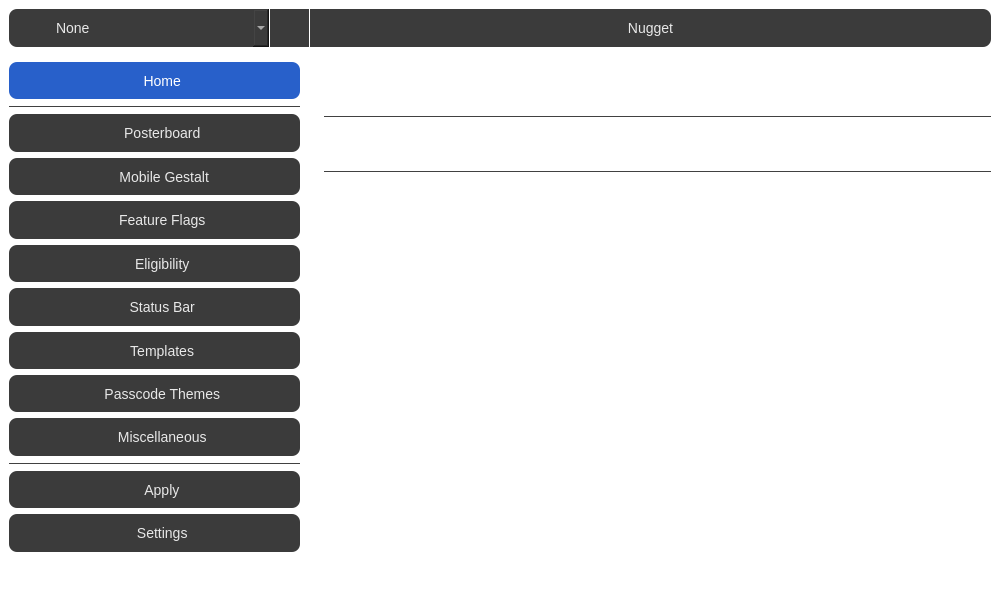
This is qt/mainwindow.ui in leminlimez/Nugget as Qt 5 draws it before an edit. The edited form follows.
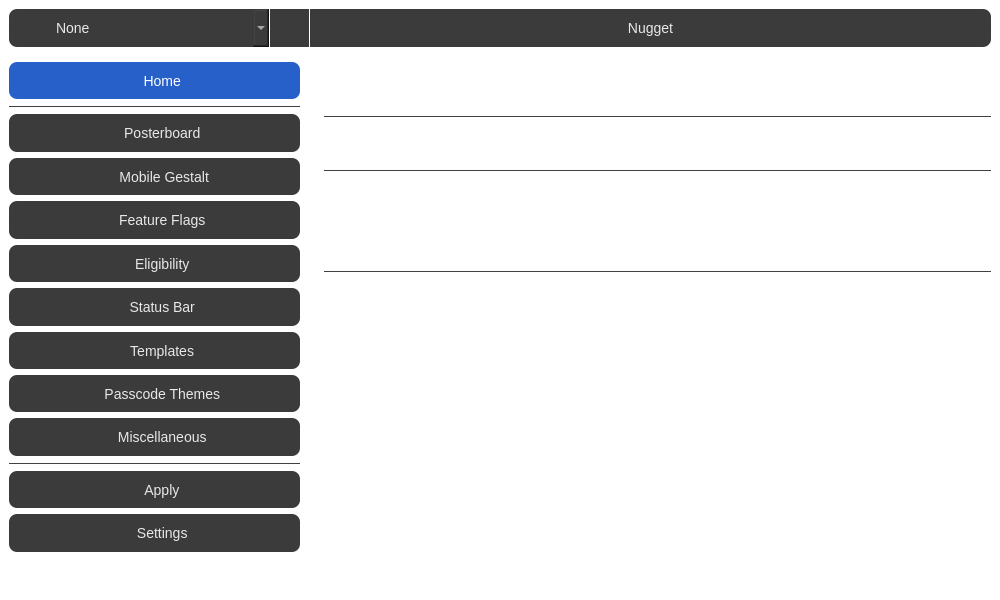
This is the edited form. The open tabs and pages were chosen to show the change. Icons and pictures are not drawn.

Commit message: create ff/elig folders for BookRestore

```diff
--- a/qt/mainwindow.ui
+++ b/qt/mainwindow.ui
@@ -2549,6 +2549,67 @@
                  <property name="bottomMargin">
                   <number>0</number>
                  </property>
+                 <item>
+                  <widget class="QWidget" name="createFFFolderContent" native="true">
+                   <layout class="QVBoxLayout" name="verticalLayout_72">
+                    <property name="leftMargin">
+                     <number>0</number>
+                    </property>
+                    <property name="topMargin">
+                     <number>0</number>
+                    </property>
+                    <property name="rightMargin">
+                     <number>0</number>
+                    </property>
+                    <property name="bottomMargin">
+                     <number>0</number>
+                    </property>
+                    <item>
+                     <widget class="QCheckBox" name="createFFFolderChk">
+                      <property name="text">
+                       <string>Create Feature Flags Folder</string>
+                      </property>
+                     </widget>
+                    </item>
+                    <item>
+                     <widget class="QLabel" name="label_64">
+                      <property name="text">
+                       <string>^ Enable this if Feature Flag/Eligibility tweaks do not apply</string>
+                      </property>
+                     </widget>
+                    </item>
+                    <item>
+                     <widget class="Line" name="line_15">
+                      <property name="styleSheet">
+                       <string notr="true">QFrame {
+	color: #414141;
+}</string>
+                      </property>
+                      <property name="frameShadow">
+                       <enum>QFrame::Plain</enum>
+                      </property>
+                      <property name="orientation">
+                       <enum>Qt::Horizontal</enum>
+                      </property>
+                     </widget>
+                    </item>
+                   </layout>
+                  </widget>
+                 </item>
+                 <item>
+                  <widget class="QCheckBox" name="solariumFFChk">
+                   <property name="text">
+                    <string>Disable Solarium (Liquid Glass) (Feature Flag Method)</string>
+                   </property>
+                  </widget>
+                 </item>
+                 <item>
+                  <widget class="QCheckBox" name="kioskModeChk">
+                   <property name="text">
+                    <string>Enable Kiosk Mode</string>
+                   </property>
+                  </widget>
+                 </item>
                  <item>
                   <widget class="QCheckBox" name="clockAnimChk">
                    <property name="toolTip">
```
Left out of the diff: 34 changed lines with no effect on the pictures. The commit also changes 7 other files.
